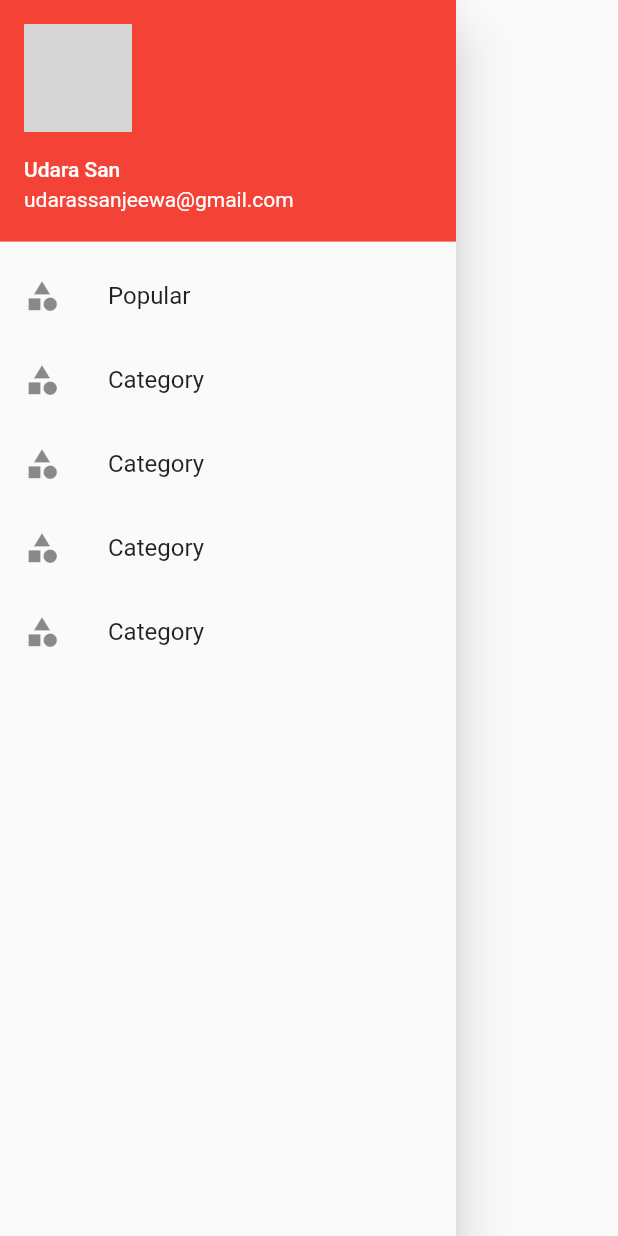
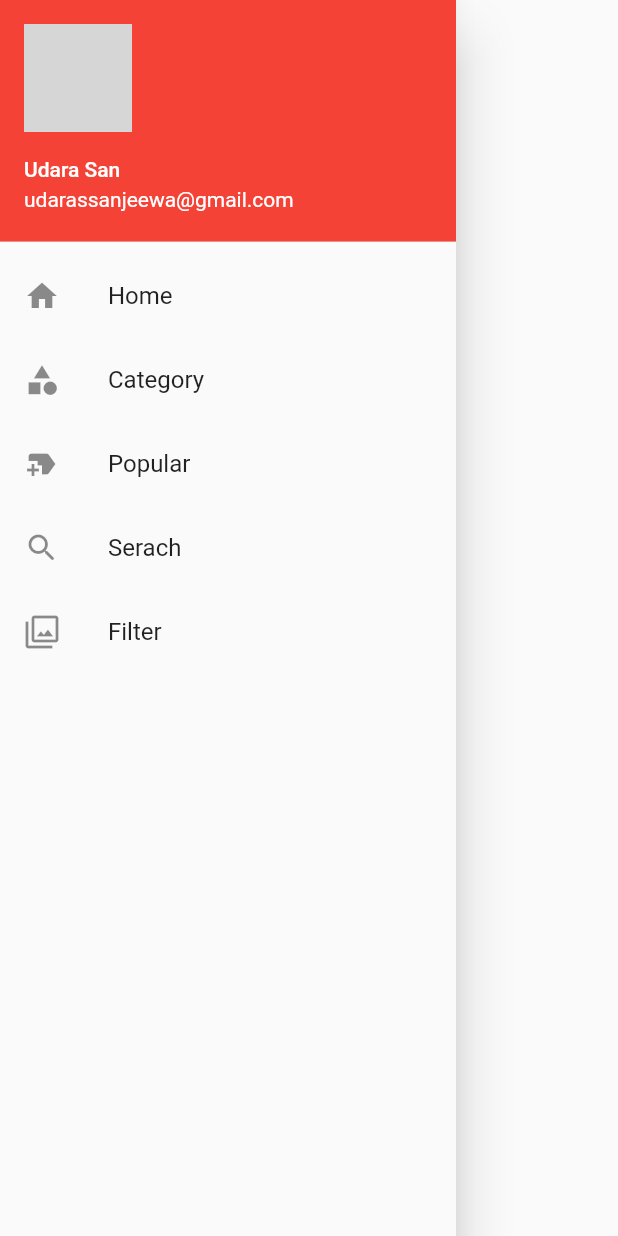
Before and after one commit to udarasan/newsapi, a Flutter app: the SideNavBar widget shown alone on an empty page, opened directly, on a phone screen of 412 x 824 dp. Run offline on Flutter 3.47's test engine with Material 2 defaults, Android fonts, the phone set to English and light mode, and no system bars; network calls fail; grey boxes are pictures that could not be loaded.

Commit message:
category search end

```diff
--- /dev/null
+++ b/lib/componets/CategoryListTile.dart
@@ -0,0 +1 @@
+import 'package:flutter/widgets.dart';
--- a/lib/componets/SideNavBar.dart
+++ b/lib/componets/SideNavBar.dart
@@ -1,6 +1,7 @@
 
 import 'package:flutter/cupertino.dart';
 import 'package:flutter/material.dart';
+import 'package:newsapi/main.dart';
 
 import '../Screen/CategoryScreen.dart';
 
@@ -29,12 +30,12 @@ class SideNavBar extends StatelessWidget {
             )
           ),
           ListTile(
-            leading: Icon(Icons.category),
-            title: Text('Popular'),
+            leading: Icon(Icons.home),
+            title: Text('Home'),
             onTap: (){
               Navigator.push(
                 context,
-                MaterialPageRoute(builder: (context) => const CategoryScreen())
+                MaterialPageRoute(builder: (context) => const HomePage())
               );
             },
           ),
@@ -49,8 +50,8 @@ class SideNavBar extends StatelessWidget {
             },
           ),
           ListTile(
-            leading: Icon(Icons.category),
-            title: Text('Category'),
+            leading: Icon(Icons.new_label),
+            title: Text('Popular'),
             onTap: (){
               Navigator.push(
                   context,
@@ -59,8 +60,8 @@ class SideNavBar extends StatelessWidget {
             },
           ),
           ListTile(
-            leading: Icon(Icons.category),
-            title: Text('Category'),
+            leading: Icon(Icons.search_rounded),
+            title: Text('Serach'),
             onTap: (){
               Navigator.push(
                   context,
@@ -69,8 +70,8 @@ class SideNavBar extends StatelessWidget {
             },
           ),
           ListTile(
-            leading: Icon(Icons.category),
-            title: Text('Category'),
+            leading: Icon(Icons.filter),
+            title: Text('Filter'),
             onTap: (){
               Navigator.push(
                   context,
```
Also changed, not shown: lib/Screen/CategoryScreen.dart (+35 -12 lines), lib/componets/customListTile.dart (+3 -5 lines), lib/service/ApiService.dart (+19 -0 lines).
